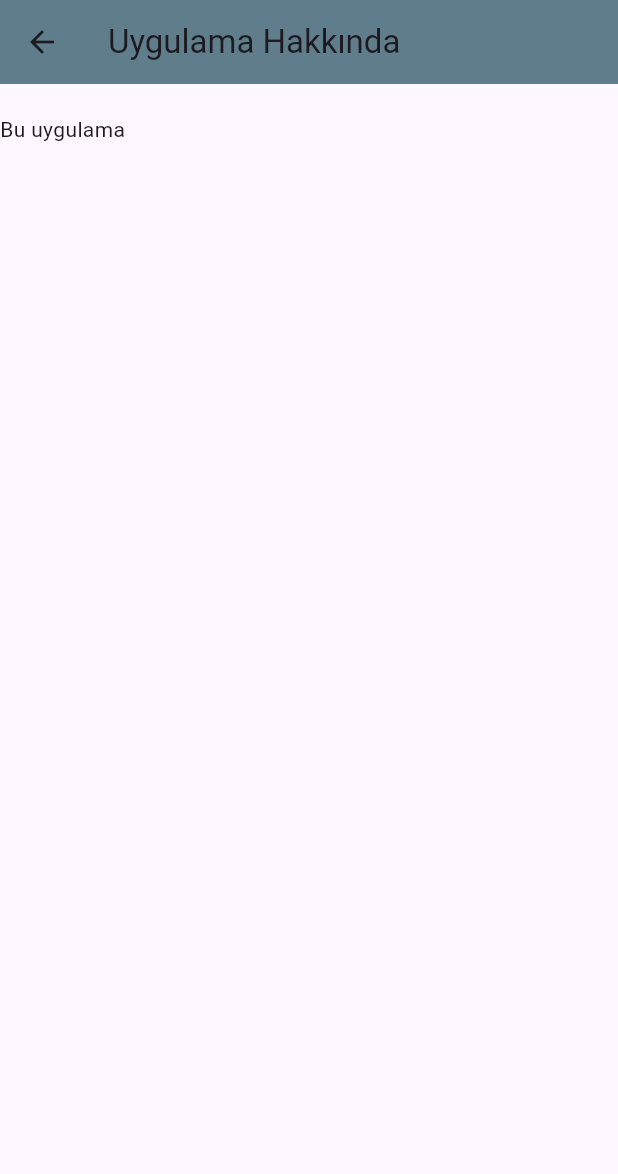
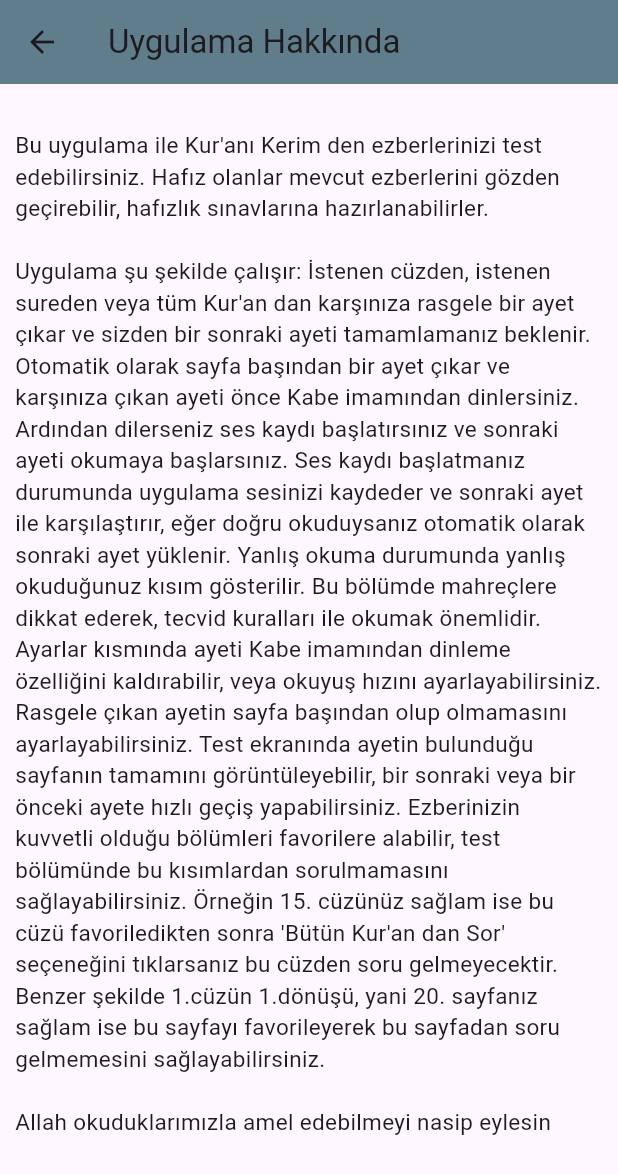
Before and after one commit to yalpay/hafiz_test-main, a Flutter app: the InformationScreen screen opened directly, on a phone screen of 412 x 824 dp. Shown: the top 1174 px of the screen. Run offline on Flutter 3.47's test engine with Material 3 defaults, Android fonts, the phone set to English and light mode, and no system bars; our stand-ins replace avatar_glow, hive_flutter, shimmer, speech_to_text; missing offline and left inert: flutter_islamic_icons; accounts and stored records are empty.

```diff
--- a/lib/entrance_pages/information.dart
+++ b/lib/entrance_pages/information.dart
@@ -25,10 +25,29 @@ class Info extends State<InformationScreen> {
       body: Container(
         padding: const EdgeInsets.only(top: 20),
         child: const SingleChildScrollView(
-          child: Column(
-            children: [
-              Text("Bu uygulama"),
-            ],
+          child: Center(
+            child: Column(
+              children: [
+                Padding(
+                  padding: EdgeInsets.all(10),
+                  child: Text(
+                      style: TextStyle(fontSize: 15),
+                      "Bu uygulama ile Kur'anı Kerim den ezberlerinizi test edebilirsiniz. Hafız olanlar mevcut ezberlerini gözden geçirebilir, "
+                      "hafızlık sınavlarına hazırlanabilirler.\n\nUygulama şu şekilde çalışır: İstenen cüzden, istenen sureden veya tüm Kur'an dan "
+                      "karşınıza rasgele bir ayet çıkar ve sizden bir sonraki ayeti tamamlamanız beklenir. Otomatik olarak sayfa başından bir ayet "
+                      "çıkar ve karşınıza çıkan ayeti önce Kabe imamından dinlersiniz. Ardından dilerseniz ses kaydı başlatırsınız ve sonraki ayeti "
+                      "okumaya başlarsınız. Ses kaydı başlatmanız durumunda uygulama sesinizi kaydeder ve sonraki ayet ile karşılaştırır, eğer doğru "
+                      "okuduysanız otomatik olarak sonraki ayet yüklenir. Yanlış okuma durumunda yanlış okuduğunuz kısım gösterilir. Bu bölümde "
+                      "mahreçlere dikkat ederek, tecvid kuralları ile okumak önemlidir. Ayarlar kısmında ayeti Kabe imamından dinleme özelliğini "
+                      "kaldırabilir, veya okuyuş hızını ayarlayabilirsiniz. Rasgele çıkan ayetin sayfa başından olup olmamasını ayarlayabilirsiniz. "
+                      "Test ekranında ayetin bulunduğu sayfanın tamamını görüntüleyebilir, bir sonraki veya bir önceki ayete hızlı geçiş yapabilirsiniz. "
+                      "Ezberinizin kuvvetli olduğu bölümleri favorilere alabilir, test bölümünde bu kısımlardan sorulmamasını sağlayabilirsiniz. "
+                      "Örneğin 15. cüzünüz sağlam ise bu cüzü favoriledikten sonra 'Bütün Kur'an dan Sor' seçeneğini tıklarsanız bu cüzden "
+                      "soru gelmeyecektir. Benzer şekilde 1.cüzün 1.dönüşü, yani 20. sayfanız sağlam ise bu sayfayı favorileyerek bu sayfadan soru "
+                      "gelmemesini sağlayabilirsiniz.\n\nAllah okuduklarımızla amel edebilmeyi nasip eylesin"),
+                ),
+              ],
+            ),
           ),
         ),
       ),
```
Also changed, not shown: lib/page/arabic_spec.dart (+17 -0 lines), lib/page/test_screen.dart (+8 -19 lines).
